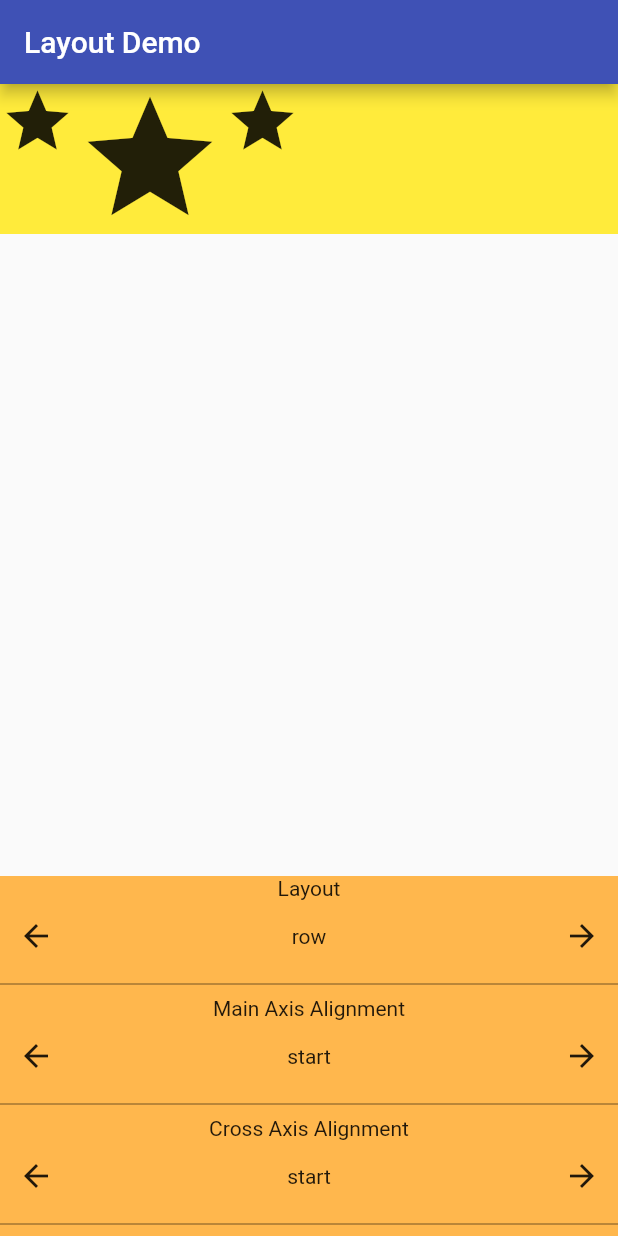
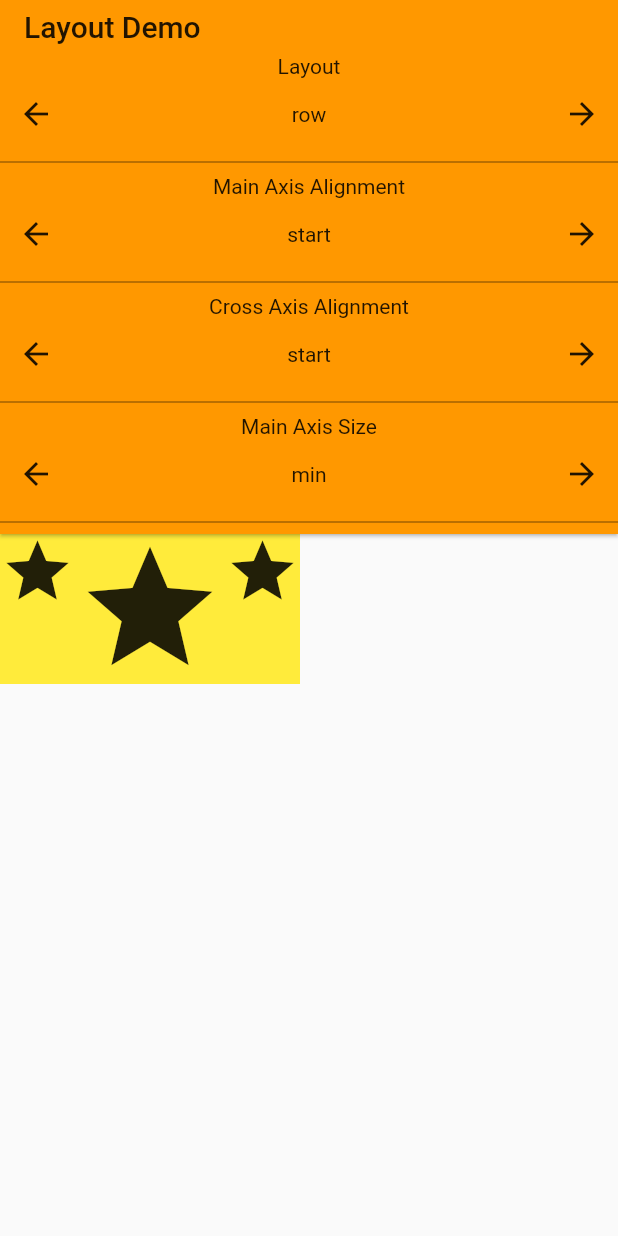
Before and after one commit to bizz84/layout-demo-flutter, a Flutter app: the screen it shows after launch, on a phone screen of 412 x 824 dp. Run offline on Flutter 3.47's test engine with Material 2 defaults, Android fonts, the phone set to English and light mode, and no system bars.

Commit message:
Add controls to app bar

```diff
--- a/lib/layout_demo_page.dart
+++ b/lib/layout_demo_page.dart
@@ -101,24 +101,27 @@ class _LayoutDemoPageState extends State<LayoutDemoPage> {
     return Scaffold(
       appBar: AppBar(
         title: Text(widget.title),
+        elevation: 1.0,
+        bottom: PreferredSize(
+          preferredSize: Size(375.0, 300.0),
+          child: buildOptionsPage(),
+        )
       ),
-      //drawer: Drawer(child: OptionsPage()),
-      body: Column(
-        crossAxisAlignment: CrossAxisAlignment.stretch,
-        children: [
+      body:
       Container(
           color: Colors.yellow,
           child: buildContent()
       ),
-          Expanded(child: Container()),
-          OptionsPage(
+
+    );
+  }
+
+  Widget buildOptionsPage() {
+    return OptionsPage(
       onUpdateLayout: updateLayout,
       onUpdateMainAxisAlignment: updateMainAxisAlignment,
       onUpdateCrossAxisAlignment: updateCrossAxisAlignment,
       onUpdateMainAxisSize: updateMainAxisSize,
-          ),
-        ],
-      ),
     );
   }
 }
@@ -147,14 +150,14 @@ class OptionsPage extends StatelessWidget {
           ),
           OptionListItem(
             title: 'Cross Axis Alignment',
-            values: ['start', 'end', 'center', /*'stretch', 'baseline'*/],
+            values: ['start', 'end', 'center', 'stretch', /*'baseline'*/],
             onChange: onUpdateCrossAxisAlignment,
           ),
-//          OptionListItem(
-//            title: 'Main Axis Size',
-//            values: ['min', 'max'],
-//            onChange: onUpdateMainAxisSize,
-//          ),
+          OptionListItem(
+            title: 'Main Axis Size',
+            values: ['min', 'max'],
+            onChange: onUpdateMainAxisSize,
+          ),
       ]);
   }
 }
@@ -191,7 +194,6 @@ class OptionListItemState extends State<OptionListItem> {
   @override
   Widget build(BuildContext context) {
     return Container(
-      color: Colors.orange[300],
       child: Column(
         children: [
           Text(widget.title),
--- a/lib/main.dart
+++ b/lib/main.dart
@@ -10,7 +10,7 @@ class MyApp extends StatelessWidget {
     return MaterialApp(
       title: 'Flutter Demo',
       theme: ThemeData(
-        primarySwatch: Colors.indigo,
+        primarySwatch: Colors.orange,
       ),
       home: LayoutDemoPage(title: 'Layout Demo'),
     );
```
Lines whose indentation alone changed are shown as unchanged.
